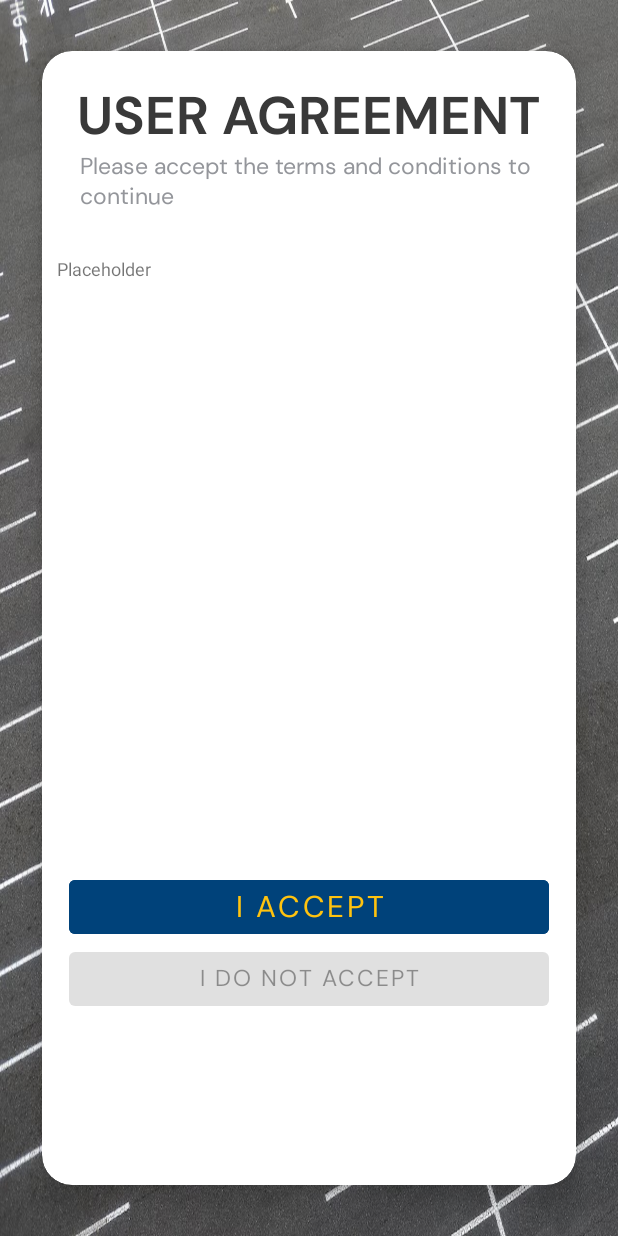
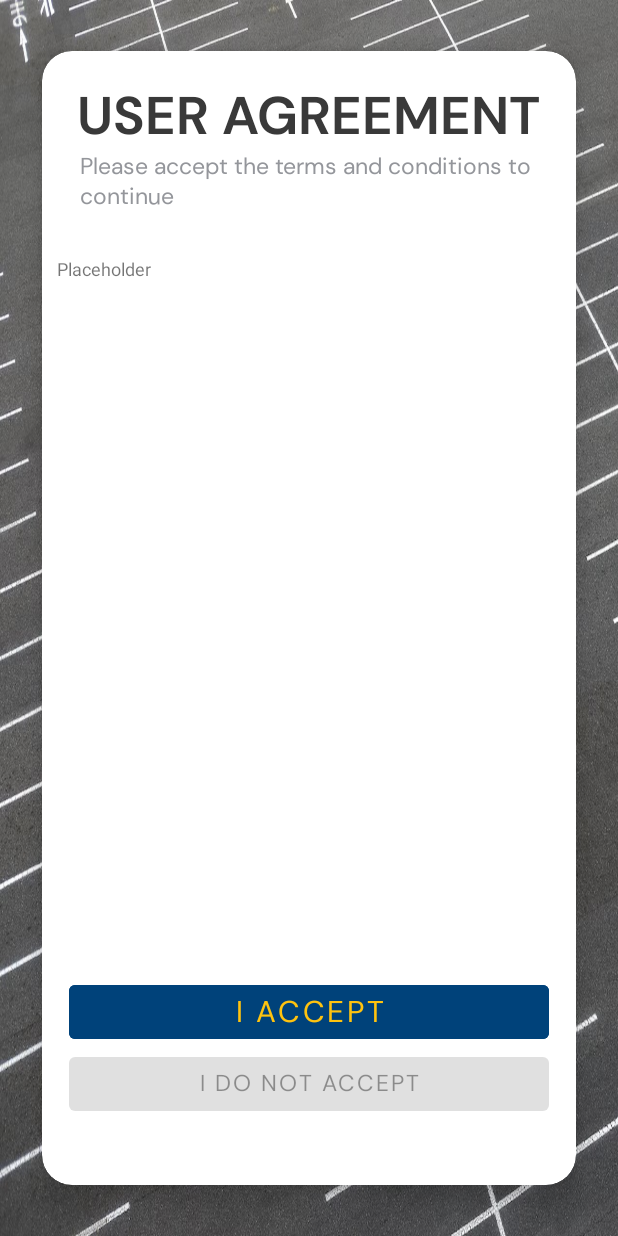
Before and after one commit to nickimps/Parking_Application, an Android app: the layout activity_eula.xml on its own in the app's theme, with its tools: preview values and no code run, on a phone screen of 412 x 824 dp. Run offline under Robolectric (Android 15) with nearby library versions, the phone set to English and light mode, and no system bars.

Commit message:
Fixed some sizing issues, removed bar from screen

```diff
--- a/app/src/main/AndroidManifest.xml
+++ b/app/src/main/AndroidManifest.xml
@@ -26,7 +26,9 @@
         tools:targetApi="31">
         <activity
             android:name=".eulaActivity"
-            android:exported="false" />
+            android:exported="false"
+            android:theme="@style/Theme.GPSApp.NoActionBar"
+            />
 
         <receiver
             android:name=".GeofenceBroadcastReceiver"
--- a/app/src/main/res/layout/activity_eula.xml
+++ b/app/src/main/res/layout/activity_eula.xml
@@ -61,15 +61,15 @@
             <ScrollView
                 android:id="@+id/eulaScroll"
                 android:layout_width="match_parent"
-                android:layout_height="410dp"
+                android:layout_height="480dp"
                 android:layout_below="@id/warningText">
 
                 <TextView
                     android:id="@+id/eulaText"
                     android:layout_below="@id/warningText"
                     android:layout_width="match_parent"
-                    android:layout_height="410dp"
-                    android:layout_marginBottom="100dp"
+                    android:layout_height="480dp"
+                    android:layout_marginBottom="50dp"
                     android:layout_marginTop="5dp"
                     android:layout_marginVertical="10dp"
                     android:layout_marginHorizontal="10dp"
```
